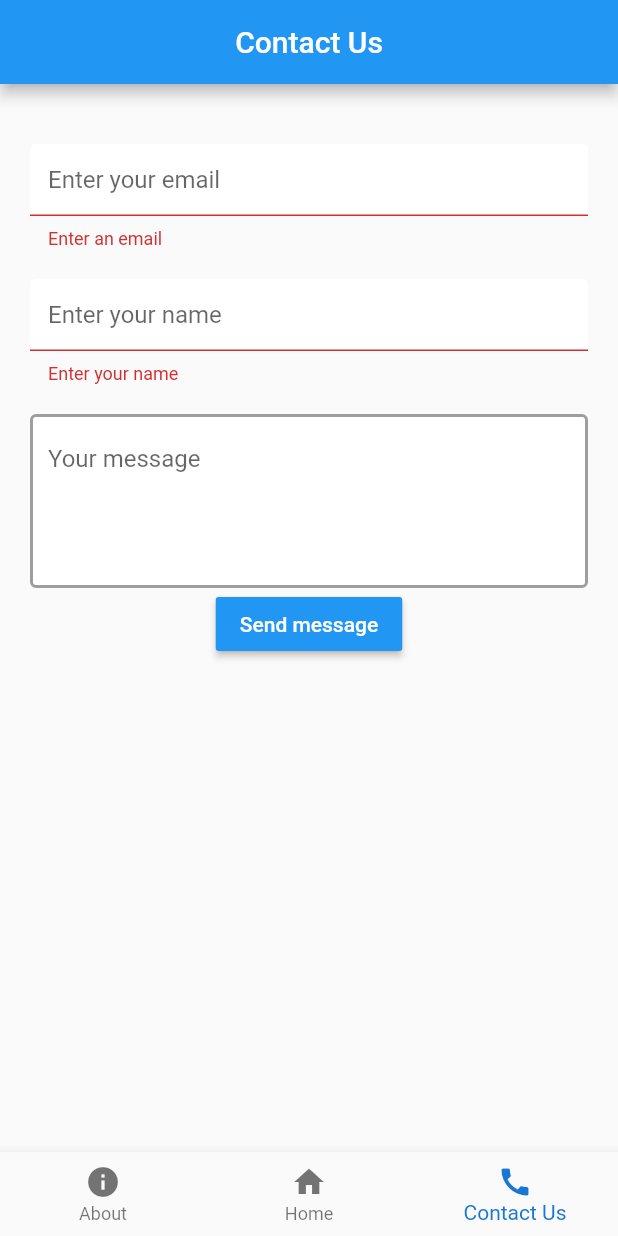
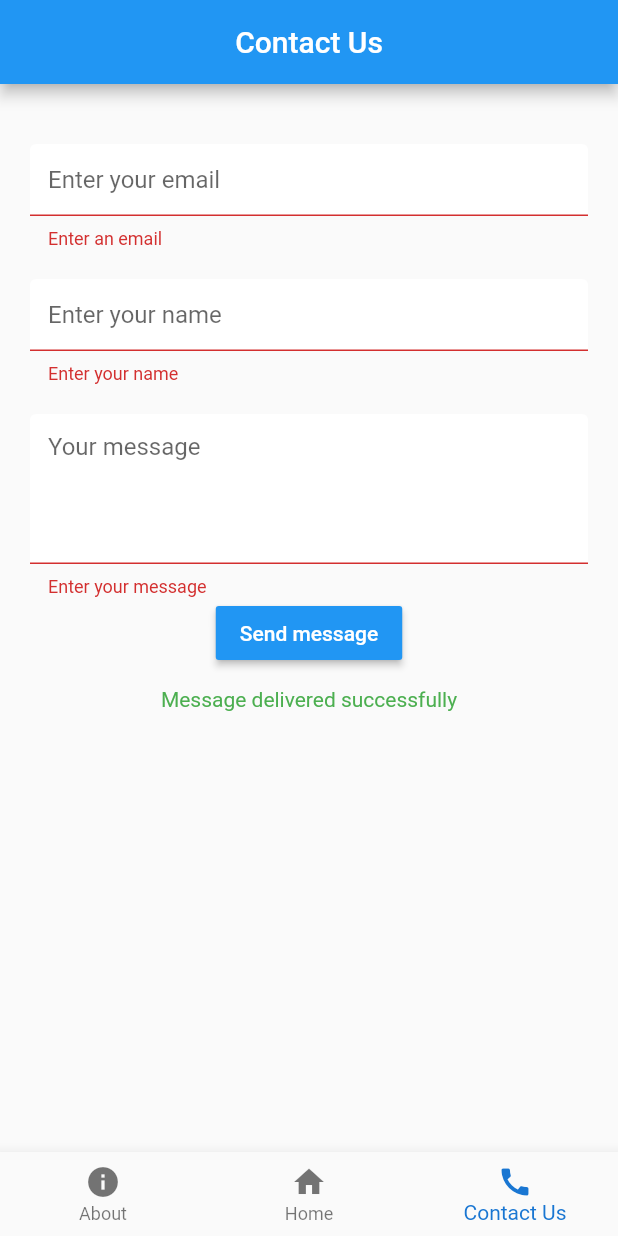
Before and after one commit to BookShell527/NOMeme-mobile, a Flutter app: the screen it shows after launch, item 3 of the bottom bar chosen, after a tap on "Send message", on a phone screen of 412 x 824 dp. Run offline on Flutter 3.47's test engine with Material 2 defaults, Android fonts, the phone set to English and light mode, and no system bars; our stand-ins replace cloud_firestore, connectivity, firebase_core; accounts and stored records are empty.

Commit message:
adding contact us features

```diff
--- a/lib/main.dart
+++ b/lib/main.dart
@@ -1,7 +1,10 @@
 import 'package:NOMeme/screens/wrapper.dart';
+import 'package:firebase_core/firebase_core.dart';
 import 'package:flutter/material.dart';
 
-void main() {
+void main() async {
+  WidgetsFlutterBinding.ensureInitialized();
+  await Firebase.initializeApp();
   runApp(MyApp());
 }
 
@@ -10,7 +13,7 @@ class MyApp extends StatelessWidget {
   @override
   Widget build(BuildContext context) {
     return MaterialApp(
-      title: 'Flutter Demo',
+      title: 'NOMeme',
       theme: ThemeData(
         primarySwatch: Colors.blue,
         visualDensity: VisualDensity.adaptivePlatformDensity,
--- a/lib/screens/contact/contact.dart
+++ b/lib/screens/contact/contact.dart
@@ -1,3 +1,4 @@
+import 'package:NOMeme/services/database.dart';
 import 'package:NOMeme/shared/constant.dart';
 import 'package:flutter/material.dart';
 
@@ -9,10 +10,14 @@ class Contact extends StatefulWidget {
 class _ContactState extends State<Contact> {
   final _formkey = GlobalKey<FormState>();
 
-  String email = '';
-  String name = '';
-  String message = '';
+  String _currentEmail = '';
+  String _currentName = '';
+  String _currentMessage = '';
   String error = '';
+
+  final txt1 = TextEditingController();
+  final txt2 = TextEditingController();
+  final txt3 = TextEditingController();
 
   @override
   Widget build(BuildContext context) {
@@ -20,8 +25,7 @@ class _ContactState extends State<Contact> {
         appBar: AppBar(
             title: Text("Contact Us"),
             backgroundColor: Colors.blue,
-        centerTitle: true
-      ),
+            centerTitle: true),
         body: Container(
             padding: EdgeInsets.symmetric(vertical: 20.0, horizontal: 20.0),
             child: Form(
@@ -30,47 +34,57 @@ class _ContactState extends State<Contact> {
                 children: <Widget>[
                   SizedBox(height: 20.0),
                   TextFormField(
-                decoration: textInputDecoration.copyWith(hintText: "Enter your email"),
+                      decoration: textInputDecoration.copyWith(
+                          hintText: "Enter your email"),
                       onChanged: (value) {
-                  setState(() => email = value);
+                        setState(() => _currentEmail = value);
                       },
-                validator: (value) => value.isEmpty ? "Enter an email" : null,
-              ),
+                      validator: (value) =>
+                          value.isEmpty ? "Enter an email" : null,
+                      controller: txt1),
                   SizedBox(height: 20.0),
                   TextFormField(
-                decoration: textInputDecoration.copyWith(hintText: "Enter your name"),
+                      decoration: textInputDecoration.copyWith(
+                          hintText: "Enter your name"),
                       onChanged: (value) {
-                  setState(() => name = value);
+                        setState(() => _currentName = value);
                       },
-                validator: (value) => value.isEmpty ? "Enter your name" : null,
-              ),
+                      validator: (value) =>
+                          value.isEmpty ? "Enter your name" : null,
+                      controller: txt2),
                   SizedBox(height: 20.0),
-              TextField(
+                  TextFormField(
                       keyboardType: TextInputType.multiline,
+                      validator: (value) =>
+                          value.isEmpty ? "Enter your message" : null,
                       maxLines: null,
                       minLines: 4,
-                decoration: textInputDecoration.copyWith(hintText: "Your message"),
+                      decoration: textInputDecoration.copyWith(
+                          hintText: "Your message"),
                       onChanged: (value) {
-                  setState(() => message = value);
-                }
-              ),
+                        setState(() => _currentMessage = value);
+                      },
+                      controller: txt3),
                   RaisedButton(
                       color: Colors.blue,
-                child: Text('Send message', style: TextStyle(color: Colors.white)),
+                      child: Text('Send message',
+                          style: TextStyle(color: Colors.white)),
                       onPressed: () async {
                         if (_formkey.currentState.validate()) {
-                    print(name);
-                    print(email);
-                    print(message);
+                          await DatabaseService().sendMessage(
+                              _currentEmail, _currentName, _currentMessage);
+                        }
+                        setState(() {
+                          error = "Message delivered successfully";
+                        });
+                        txt1.text = "";
+                        txt2.text = "";
+                        txt3.text = "";
+                      }),
+                  SizedBox(height: 12.0),
+                  Text(error, style: TextStyle(color: Colors.green, fontSize: 14.0))
+                ],
+              ),
+            )));
   }
 }
-              ),
-              SizedBox(height: 12.0),
-              Text(error, style: TextStyle(color: Colors.red, fontSize: 14.0))
-            ],
-          ),
-        )
-      )
-    );
-  }
-}
--- a/lib/screens/wrapper.dart
+++ b/lib/screens/wrapper.dart
@@ -1,6 +1,7 @@
 import 'package:NOMeme/screens/about/about.dart';
 import 'package:NOMeme/screens/contact/contact.dart';
 import 'package:NOMeme/screens/home/home.dart';
+import 'package:connectivity/connectivity.dart';
 import 'package:flutter/material.dart';
 
 class Wrapper extends StatefulWidget {
--- /dev/null
+++ b/lib/services/database.dart
@@ -0,0 +1,9 @@
+import 'package:cloud_firestore/cloud_firestore.dart';
+
+class DatabaseService {
+  final CollectionReference messageCollection = FirebaseFirestore.instance.collection("message");
+
+  Future sendMessage(String email, String name, String message) async {
+    return await messageCollection.doc().set({'email': email, 'name': name, 'message': message});
+  }
+}
--- a/pubspec.yaml
+++ b/pubspec.yaml
@@ -15,9 +15,8 @@ dependencies:
   cupertino_icons: ^1.0.0
   cloud_firestore: ^0.14.3+1
   firebase_core: ^0.5.2+1
-  provider: ^4.3.2+2
-  flutter_spinkit: "^4.1.2"
   http: ^0.12.2
+  connectivity: ^2.0.2
 
 dev_dependencies:
   flutter_test:
```
Also changed, not shown: lib/screens/error/no_internet.dart (added), pubspec.lock, 1 other file. Lines whose indentation alone changed are shown as unchanged.
